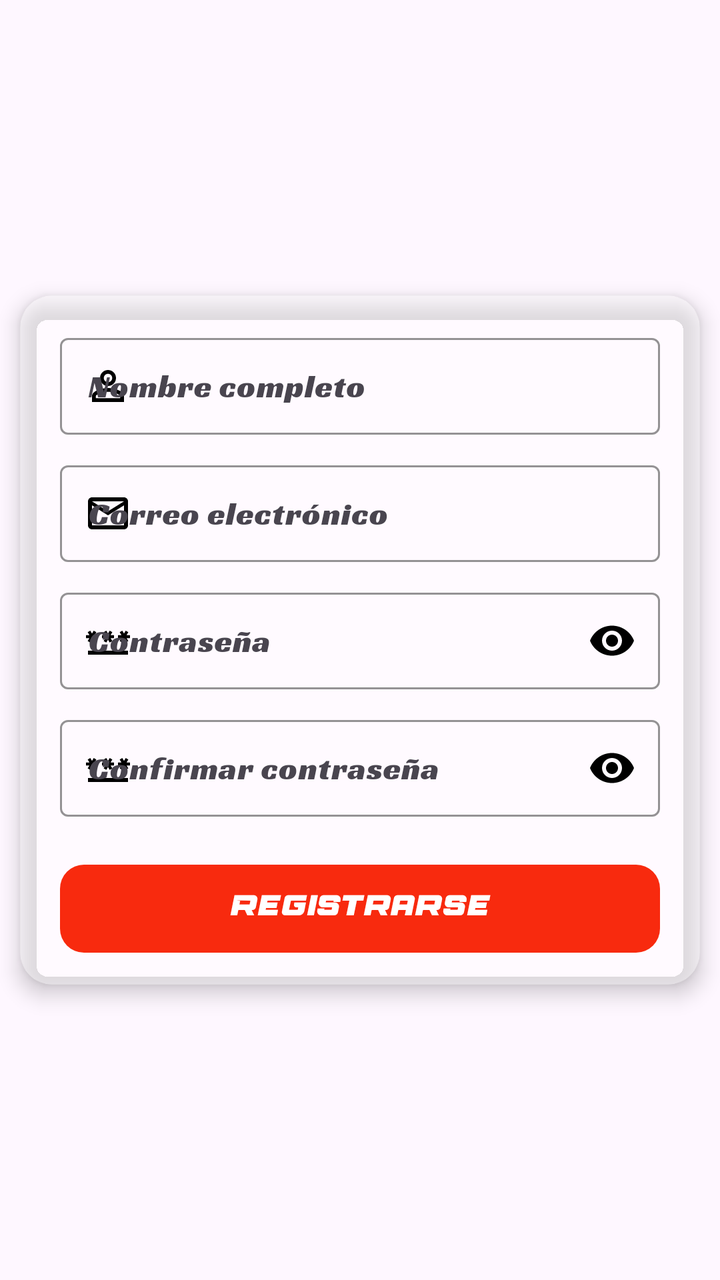
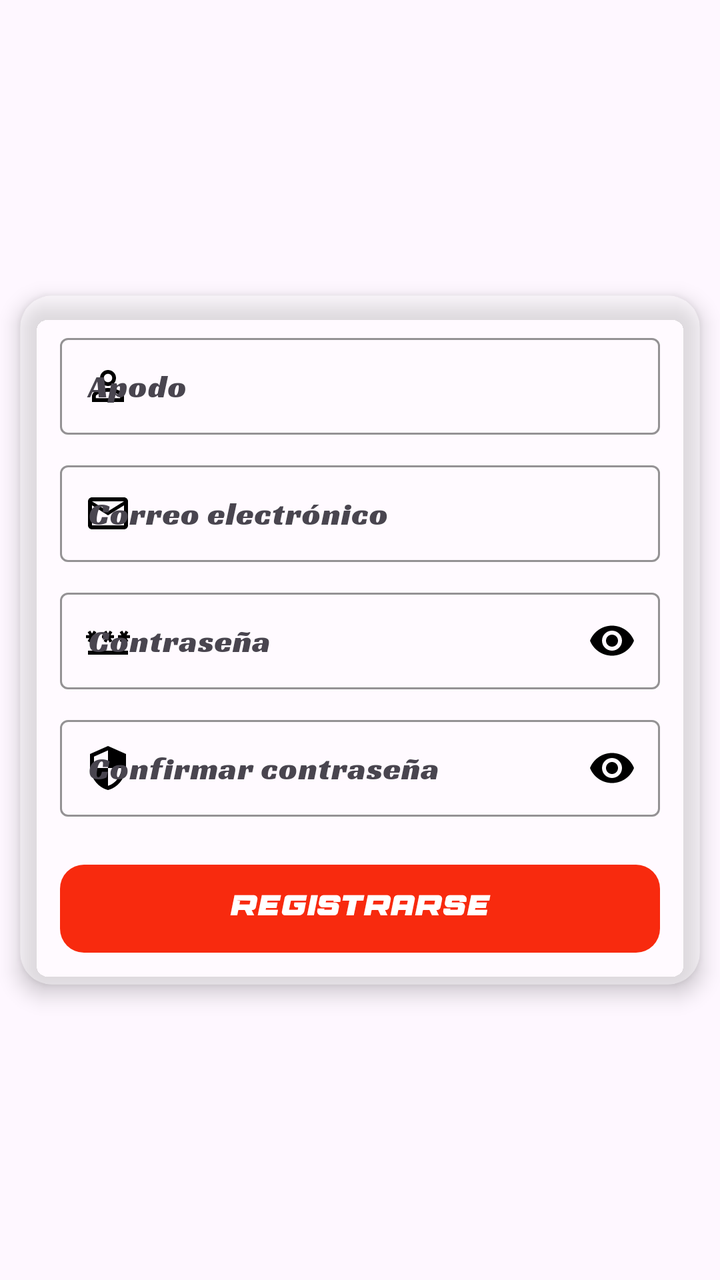

Compare the two renders of this Android layout. The source of the first and the diff that turns it into the second are given below.
<!-- AndroidManifest.xml: application theme Theme.DRIVY -->
<!-- res/layout/fragment_register.xml -->
<RelativeLayout xmlns:android="http://schemas.android.com/apk/res/android"
    xmlns:app="http://schemas.android.com/apk/res-auto"
    android:layout_width="match_parent"
    android:layout_height="match_parent"
    android:background="@android:color/transparent">

    
    <androidx.cardview.widget.CardView
        android:layout_width="match_parent"
        android:layout_height="wrap_content"
        android:layout_centerInParent="true"
        android:layout_marginTop="36dp"
        android:layout_marginHorizontal="10dp"
        android:padding="20dp"
        app:cardBackgroundColor="#55FFFFFF"
        app:cardCornerRadius="16dp"
        app:cardElevation="6dp">

        <LinearLayout
            android:layout_width="match_parent"
            android:layout_height="wrap_content"
            android:orientation="vertical">

            
            <com.google.android.material.textfield.TextInputLayout
                android:layout_width="match_parent"
                android:layout_height="wrap_content"
                android:layout_marginTop="16dp"
                android:layout_marginStart="20dp"
                android:layout_marginEnd="20dp"
                app:startIconDrawable="@drawable/ic_user"
                app:startIconTint="@android:color/black"

                app:boxStrokeColor="@android:color/black"
                app:boxBackgroundColor="#00FFFFFF"
                app:hintTextColor="@android:color/black"
                app:boxStrokeWidth="1dp"
                app:boxStrokeWidthFocused="2dp"
                app:boxBackgroundMode="outline">

                <com.google.android.material.textfield.TextInputEditText
                    android:id="@+id/nombreRegister"
                    android:layout_width="match_parent"
                    android:layout_height="wrap_content"
                    android:hint="@string/nombre_completo"
                    android:fontFamily="@font/racingsansoneregular"
                    android:inputType="textPersonName"
                    android:textColor="@android:color/black"
                    android:textColorHint="@android:color/black"
                    android:padding="14dp" />
            </com.google.android.material.textfield.TextInputLayout>

            
            <com.google.android.material.textfield.TextInputLayout
                android:layout_width="match_parent"
                android:layout_height="wrap_content"
                android:layout_marginTop="10dp"
                android:layout_marginStart="20dp"
                android:layout_marginEnd="20dp"
                app:startIconDrawable="@drawable/ic_email"
                app:startIconTint="@android:color/black"

                app:boxStrokeColor="@android:color/black"
                app:boxBackgroundColor="#00FFFFFF"
                app:hintTextColor="@android:color/black"
                app:boxStrokeWidth="1dp"
                app:boxStrokeWidthFocused="2dp"
                app:boxBackgroundMode="outline">

                <com.google.android.material.textfield.TextInputEditText
                    android:id="@+id/emailRegister"
                    android:layout_width="match_parent"
                    android:layout_height="wrap_content"
                    android:hint="@string/correo_electr_nico"
                    android:fontFamily="@font/racingsansoneregular"
                    android:inputType="textEmailAddress"
                    android:textColor="@android:color/black"
                    android:textColorHint="@android:color/black"
                    android:padding="14dp" />
            </com.google.android.material.textfield.TextInputLayout>

            
            <com.google.android.material.textfield.TextInputLayout
                android:layout_width="match_parent"
                android:layout_height="wrap_content"
                android:layout_marginTop="10dp"
                android:layout_marginStart="20dp"
                android:layout_marginEnd="20dp"
                app:startIconDrawable="@drawable/ic_lock"
                app:startIconTint="@android:color/black"

                app:endIconMode="password_toggle"
                app:endIconTint="@android:color/black"
                app:boxStrokeColor="@android:color/black"
                app:boxBackgroundColor="#00FFFFFF"
                app:hintTextColor="@android:color/black"
                app:boxStrokeWidth="1dp"
                app:boxStrokeWidthFocused="2dp"
                app:boxBackgroundMode="outline">

                <com.google.android.material.textfield.TextInputEditText
                    android:id="@+id/passwordRegister"
                    android:layout_width="match_parent"
                    android:layout_height="wrap_content"
                    android:hint="@string/contrase_a"
                    android:fontFamily="@font/racingsansoneregular"
                    android:inputType="textPassword"
                    android:textColor="@android:color/black"
                    android:textColorHint="@android:color/black"
                    android:padding="14dp" />
            </com.google.android.material.textfield.TextInputLayout>

            
            <com.google.android.material.textfield.TextInputLayout
                android:layout_width="match_parent"
                android:layout_height="wrap_content"
                android:layout_marginTop="10dp"
                android:layout_marginStart="20dp"
                android:layout_marginEnd="20dp"
                app:startIconDrawable="@drawable/ic_lock"
                app:startIconTint="@android:color/black"

                app:endIconMode="password_toggle"
                app:endIconTint="@android:color/black"
                app:boxStrokeColor="@android:color/black"
                app:boxBackgroundColor="#00FFFFFF"
                app:hintTextColor="@android:color/black"
                app:boxStrokeWidth="1dp"
                app:boxStrokeWidthFocused="2dp"
                app:boxBackgroundMode="outline">

                <com.google.android.material.textfield.TextInputEditText
                    android:id="@+id/passwordConfirmRegister"
                    android:layout_width="match_parent"
                    android:layout_height="wrap_content"
                    android:hint="@string/confirmar_contrase_a"
                    android:fontFamily="@font/racingsansoneregular"
                    android:inputType="textPassword"
                    android:textColor="@android:color/black"
                    android:textColorHint="@android:color/black"
                    android:padding="14dp" />
            </com.google.android.material.textfield.TextInputLayout>

            
            <com.google.android.material.button.MaterialButton
                android:id="@+id/btnRegister"
                android:layout_width="match_parent"
                android:layout_height="52dp"
                android:text="@string/registrarse"
                android:textStyle="bold"
                android:layout_marginTop="20dp"
                android:fontFamily="@font/racesport"
                android:layout_marginStart="20dp"
                android:layout_marginEnd="20dp"
                android:textColor="#FFFFFF"
                app:cornerRadius="12dp"
                app:backgroundTint="#F82A0E"
                android:elevation="6dp"
                android:layout_marginBottom="12dp" />

            <ProgressBar
                android:id="@+id/registerProgressBar"
                android:layout_width="wrap_content"
                android:layout_height="wrap_content"
                android:layout_gravity="center"
                android:visibility="gone"
                android:indeterminateTint="@android:color/white"
                style="?android:attr/progressBarStyleSmall"
                android:layout_marginBottom="16dp" />



        </LinearLayout>
    </androidx.cardview.widget.CardView>
</RelativeLayout>
<!-- resources referenced by this layout -->
<resources>
  <!-- drawable ic_email (drawable) -->
  <vector xmlns:android="http://schemas.android.com/apk/res/android" android:height="24dp" android:tint="#000000" android:viewportHeight="24" android:viewportWidth="24" android:width="24dp">
        
      <path android:fillColor="@android:color/white" android:pathData="M20,4L4,4c-1.1,0 -1.99,0.9 -1.99,2L2,18c0,1.1 0.9,2 2,2h16c1.1,0 2,-0.9 2,-2L22,6c0,-1.1 -0.9,-2 -2,-2zM20,18L4,18L4,8l8,5 8,-5v10zM12,11L4,6h16l-8,5z"/>
      
  </vector>
  <!-- drawable ic_lock (drawable) -->
  <vector xmlns:android="http://schemas.android.com/apk/res/android" android:height="24dp" android:tint="#000000" android:viewportHeight="24" android:viewportWidth="24" android:width="24dp">
        
      <path android:fillColor="@android:color/white" android:pathData="M2,17h20v2H2V17zM3.15,12.95L4,11.47l0.85,1.48l1.3,-0.75L5.3,10.72H7v-1.5H5.3l0.85,-1.47L4.85,7L4,8.47L3.15,7l-1.3,0.75L2.7,9.22H1v1.5h1.7L1.85,12.2L3.15,12.95zM9.85,12.2l1.3,0.75L12,11.47l0.85,1.48l1.3,-0.75l-0.85,-1.48H15v-1.5h-1.7l0.85,-1.47L12.85,7L12,8.47L11.15,7l-1.3,0.75l0.85,1.47H9v1.5h1.7L9.85,12.2zM23,9.22h-1.7l0.85,-1.47L20.85,7L20,8.47L19.15,7l-1.3,0.75l0.85,1.47H17v1.5h1.7l-0.85,1.48l1.3,0.75L20,11.47l0.85,1.48l1.3,-0.75l-0.85,-1.48H23V9.22z"/>
      
  </vector>
  <!-- drawable ic_user (drawable) -->
  <vector xmlns:android="http://schemas.android.com/apk/res/android" android:height="24dp" android:tint="#000000" android:viewportHeight="24" android:viewportWidth="24" android:width="24dp">
        
      <path android:fillColor="@android:color/white" android:pathData="M12,5.9c1.16,0 2.1,0.94 2.1,2.1s-0.94,2.1 -2.1,2.1S9.9,9.16 9.9,8s0.94,-2.1 2.1,-2.1m0,9c2.97,0 6.1,1.46 6.1,2.1v1.1L5.9,18.1L5.9,17c0,-0.64 3.13,-2.1 6.1,-2.1M12,4C9.79,4 8,5.79 8,8s1.79,4 4,4 4,-1.79 4,-4 -1.79,-4 -4,-4zM12,13c-2.67,0 -8,1.34 -8,4v3h16v-3c0,-2.66 -5.33,-4 -8,-4z"/>
      
  </vector>
  <string name="confirmar_contrase_a">Confirmar contraseña</string>
  <string name="contrase_a">Contraseña</string>
  <string name="correo_electr_nico">Correo electrónico</string>
  <string name="nombre_completo">Nombre completo</string>
  <string name="registrarse">Registrarse</string>
  <style name="Theme.DRIVY" parent="Base.Theme.DRIVY" />
  <style name="Base.Theme.DRIVY" parent="Theme.Material3.DayNight.NoActionBar">
          
          
      </style>
</resources>

<!-- the commit's change to res/layout/fragment_register.xml (unified diff, before → after) -->
@@ -42,7 +42,7 @@
                     android:id="@+id/nombreRegister"
                     android:layout_width="match_parent"
                     android:layout_height="wrap_content"
-                    android:hint="@string/nombre_completo"
+                    android:hint="@string/apodo"
                     android:fontFamily="@font/racingsansoneregular"
                     android:inputType="textPersonName"
                     android:textColor="@android:color/black"
@@ -117,7 +117,7 @@
                 android:layout_marginTop="10dp"
                 android:layout_marginStart="20dp"
                 android:layout_marginEnd="20dp"
-                app:startIconDrawable="@drawable/ic_lock"
+                app:startIconDrawable="@drawable/ic_confirm"
                 app:startIconTint="@android:color/black"
 
                 app:endIconMode="password_toggle"
<!-- resource entries referenced after the edit -->
@@ -1,5 +1,11 @@
 <!-- resources referenced by this layout -->
 <resources>
+  <!-- drawable ic_confirm (drawable) -->
+  <vector xmlns:android="http://schemas.android.com/apk/res/android" android:height="24dp" android:tint="#000000" android:viewportHeight="24" android:viewportWidth="24" android:width="24dp">
+        
+      <path android:fillColor="@android:color/white" android:pathData="M12,1L3,5v6c0,5.55 3.84,10.74 9,12 5.16,-1.26 9,-6.45 9,-12L21,5l-9,-4zM12,11.99h7c-0.53,4.12 -3.28,7.79 -7,8.94L12,12L5,12L5,6.3l7,-3.11v8.8z"/>
+      
+  </vector>
   <!-- drawable ic_email (drawable) -->
   <vector xmlns:android="http://schemas.android.com/apk/res/android" android:height="24dp" android:tint="#000000" android:viewportHeight="24" android:viewportWidth="24" android:width="24dp">
         
@@ -18,10 +24,10 @@
       <path android:fillColor="@android:color/white" android:pathData="M12,5.9c1.16,0 2.1,0.94 2.1,2.1s-0.94,2.1 -2.1,2.1S9.9,9.16 9.9,8s0.94,-2.1 2.1,-2.1m0,9c2.97,0 6.1,1.46 6.1,2.1v1.1L5.9,18.1L5.9,17c0,-0.64 3.13,-2.1 6.1,-2.1M12,4C9.79,4 8,5.79 8,8s1.79,4 4,4 4,-1.79 4,-4 -1.79,-4 -4,-4zM12,13c-2.67,0 -8,1.34 -8,4v3h16v-3c0,-2.66 -5.33,-4 -8,-4z"/>
       
   </vector>
+  <string name="apodo">Apodo</string>
   <string name="confirmar_contrase_a">Confirmar contraseña</string>
   <string name="contrase_a">Contraseña</string>
   <string name="correo_electr_nico">Correo electrónico</string>
-  <string name="nombre_completo">Nombre completo</string>
   <string name="registrarse">Registrarse</string>
   <style name="Theme.DRIVY" parent="Base.Theme.DRIVY" />
   <style name="Base.Theme.DRIVY" parent="Theme.Material3.DayNight.NoActionBar">
